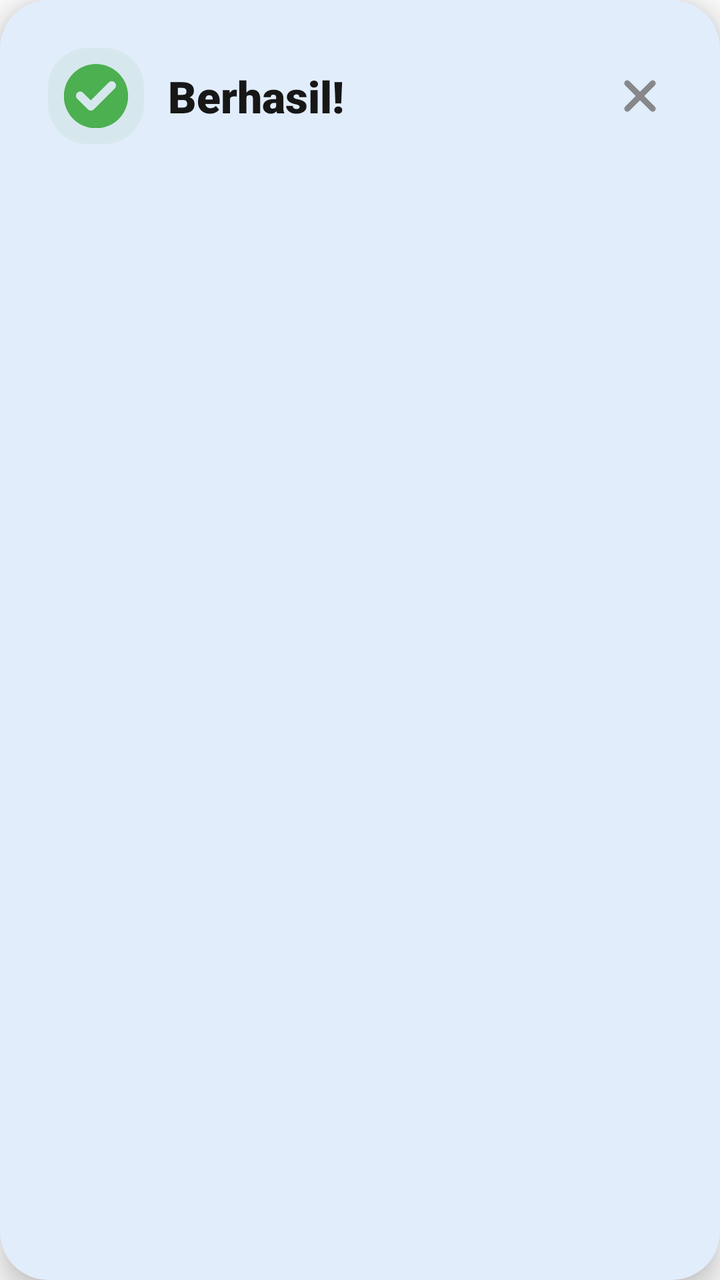
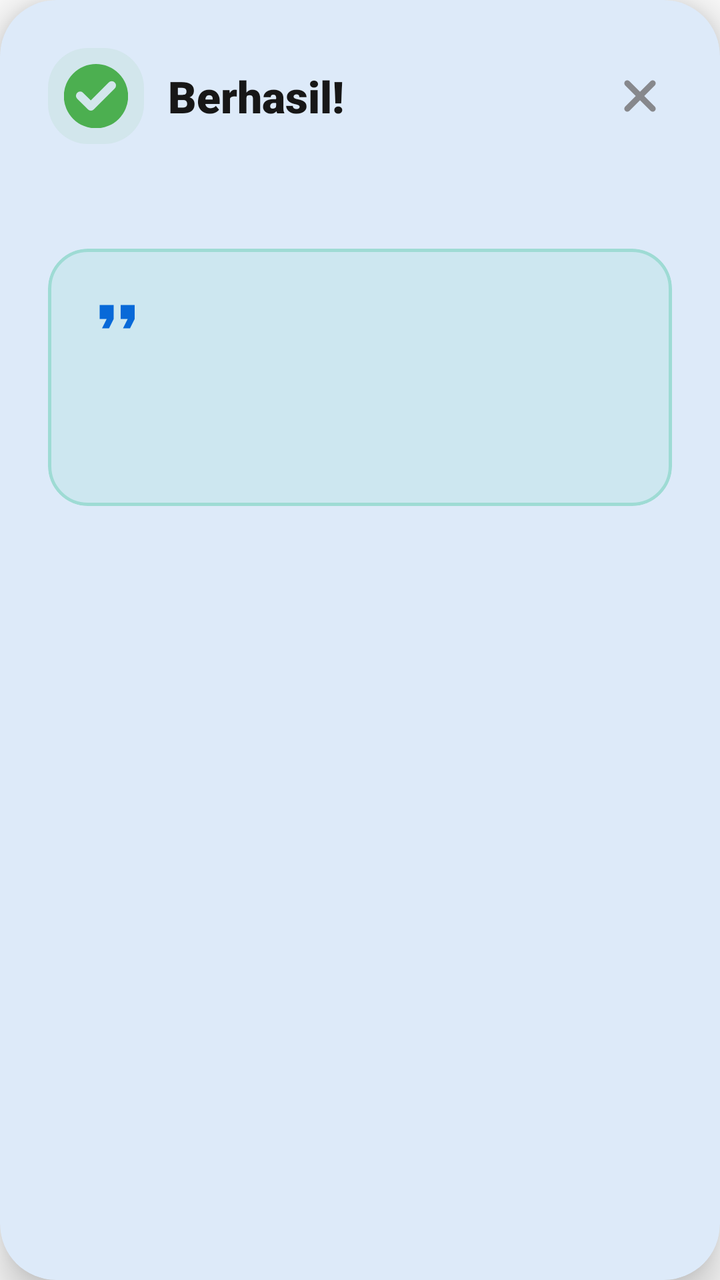

Compare the two renders of this Android layout. The source of the first and the diff that turns it into the second are given below.
<!-- AndroidManifest.xml: application theme Theme.AppPemko -->
<!-- res/layout/view_sukses.xml -->
<?xml version="1.0" encoding="utf-8"?>

<com.google.android.material.card.MaterialCardView xmlns:android="http://schemas.android.com/apk/res/android"
    xmlns:app="http://schemas.android.com/apk/res-auto"
    android:layout_width="match_parent"
    android:layout_height="wrap_content"
    android:layout_margin="20dp"
    app:cardBackgroundColor="@color/surface_main"
    app:cardCornerRadius="24dp"
    app:cardElevation="8dp"
    app:strokeWidth="0dp">

    <LinearLayout
        android:layout_width="match_parent"
        android:layout_height="wrap_content"
        android:orientation="vertical"
        android:padding="24dp">

        <RelativeLayout
            android:layout_width="match_parent"
            android:layout_height="wrap_content"
            android:layout_marginBottom="12dp">

            <ImageView
                android:id="@+id/emoticon"
                android:layout_width="48dp"
                android:layout_height="48dp"
                android:layout_centerVertical="true"
                android:layout_marginEnd="12dp"
                android:background="@drawable/backgoundovalabuabu"
                android:backgroundTint="#124CAF50"
                android:padding="8dp"
                app:srcCompat="@drawable/ic_sukses"
                app:tint="@color/hijau" />

            <TextView
                android:layout_width="wrap_content"
                android:layout_height="wrap_content"
                android:layout_centerVertical="true"
                android:layout_toEndOf="@+id/emoticon"
                android:text="Berhasil!"
                android:textColor="@color/text_primary"
                android:textSize="22sp"
                android:fontFamily="sans-serif-black" />

            <ImageView
                android:id="@+id/ivTutupDialogBerhasil"
                android:layout_width="32dp"
                android:layout_height="32dp"
                android:layout_alignParentEnd="true"
                android:layout_centerVertical="true"
                android:background="?attr/selectableItemBackgroundBorderless"
                android:clickable="true"
                android:focusable="true"
                android:padding="4dp"
                android:src="@drawable/one_close"
                app:tint="@color/text_hint" />
        </RelativeLayout>

        <TextView
            android:id="@+id/tvSukseKeterangan"
            android:layout_width="match_parent"
            android:layout_height="wrap_content"
            android:fontFamily="sans-serif-medium"
            android:textColor="@color/text_secondary"
            android:textSize="15sp"
            android:lineSpacingExtra="4dp" />

    </LinearLayout>
</com.google.android.material.card.MaterialCardView>
<!-- resources referenced by this layout -->
<resources>
  <color name="hijau">#4CAF50</color>
  <color name="surface_main">#FFFFFF</color>
  <color name="text_hint">#87888c</color>
  <color name="text_primary">#171717</color>
  <color name="text_secondary">#454545</color>
  <!-- drawable backgoundovalabuabu (drawable) -->
  <?xml version="1.0" encoding="utf-8"?>
  
  <shape xmlns:android="http://schemas.android.com/apk/res/android"
      android:tintMode="multiply"
      android:shape="rectangle"
      >
  
      <solid
          android:color="@color/background_layout"/>
      <corners
          android:radius="20dp"/>
  </shape>
  <!-- drawable ic_sukses (drawable) -->
  <vector xmlns:android="http://schemas.android.com/apk/res/android"
      android:width="35.81dp"
      android:height="35.81dp"
      android:viewportWidth="35.81"
      android:viewportHeight="35.81">
    <path
        android:pathData="M17.9,0a18,18 0,1 0,18 18A18,18 0,0 0,17.9 0ZM28.39,13.72l-10,10 -1.67,1.67a2.37,2.37 0,0 1,-3.35 0l-1.67,-1.67L7.42,19.53a2.37,2.37 0,1 1,3.35 -3.35l4.1,4.1a0.18,0.18 0,0 0,0.26 0L25,10.38a2.37,2.37 0,1 1,3.35 3.35Z"
        android:fillColor="#4caf50"/>
  </vector>
  <!-- drawable one_close (drawable) -->
  <vector xmlns:android="http://schemas.android.com/apk/res/android" android:height="30dp" android:viewportHeight="1024" android:viewportWidth="1024" android:width="30dp">
        
      <path android:fillColor="@color/font" android:pathData="M195.2,195.2a64,64 0,0 1,90.5 0L512,421.5 738.3,195.2a64,64 0,0 1,90.5 90.5L602.5,512 828.8,738.3a64,64 0,0 1,-90.5 90.5L512,602.5 285.7,828.8a64,64 0,0 1,-90.5 -90.5L421.5,512 195.2,285.7a64,64 0,0 1,0 -90.5z"/>
      
  </vector>
  <style name="Theme.AppPemko" parent="Base.Theme.AppPemko">
          <item name="android:textColor">@color/text_primary</item>
      </style>
  <color name="background_layout">#FFFFFF</color>
  <color name="font">#454545</color>
  <style name="Base.Theme.AppPemko" parent="Theme.Material3.DayNight.NoActionBar">
          <item name="colorPrimary">@color/primary_brand</item>
          <item name="colorOnPrimary">@color/on_primary_brand</item>
          <item name="colorSecondary">@color/brand_secondary</item>
          <item name="colorOnSecondary">@color/white</item>
          <item name="colorSurface">@color/surface_main</item>
          <item name="colorOnSurface">@color/text_primary</item>
          <item name="colorSurfaceVariant">@color/surface_variant</item>
          <item name="colorOnSurfaceVariant">@color/text_secondary</item>
          <item name="android:statusBarColor">@color/primary_brand</item>
          <item name="android:windowBackground">@color/background_main</item>
          <item name="android:fontFamily">sans-serif</item>
          <item name="android:windowAnimationStyle">@style/Animation.App.Activity</item>
      </style>
  <color name="primary_brand">#0869D8</color>
  <color name="on_primary_brand">#FFFFFF</color>
  <color name="brand_secondary">#E91E63</color>
  <color name="white">#FFFFFF</color>
  <color name="surface_variant">#F4F4F4</color>
  <color name="background_main">#FBFBFB</color>
  <style name="Animation.App.Activity" parent="@android:style/Animation.Activity">
          <item name="android:activityOpenEnterAnimation">@anim/slide_in_right</item>
          <item name="android:activityOpenExitAnimation">@anim/slide_out_left</item>
          <item name="android:activityCloseEnterAnimation">@anim/slide_in_left</item>
          <item name="android:activityCloseExitAnimation">@anim/slide_out_right</item>
      </style>
</resources>

<!-- the commit's change to res/layout/view_sukses.xml (unified diff, before → after) -->
@@ -6,8 +6,8 @@
     android:layout_height="wrap_content"
     android:layout_margin="20dp"
     app:cardBackgroundColor="@color/surface_main"
-    app:cardCornerRadius="24dp"
-    app:cardElevation="8dp"
+    app:cardCornerRadius="28dp"
+    app:cardElevation="12dp"
     app:strokeWidth="0dp">
 
     <LinearLayout
@@ -31,7 +31,8 @@
                 android:backgroundTint="#124CAF50"
                 android:padding="8dp"
                 app:srcCompat="@drawable/ic_sukses"
-                app:tint="@color/hijau" />
+                app:tint="@color/hijau"
+                android:contentDescription="Ikon Berhasil" />
 
             <TextView
                 android:layout_width="wrap_content"
@@ -54,7 +55,8 @@
                 android:focusable="true"
                 android:padding="4dp"
                 android:src="@drawable/one_close"
-                app:tint="@color/text_hint" />
+                app:tint="@color/text_hint"
+                android:contentDescription="Tutup" />
         </RelativeLayout>
 
         <TextView
@@ -66,5 +68,55 @@
             android:textSize="15sp"
             android:lineSpacingExtra="4dp" />
 
+        
+        <com.google.android.material.card.MaterialCardView
+            android:id="@+id/cvQuoteContainer"
+            android:layout_width="match_parent"
+            android:layout_height="wrap_content"
+            android:layout_marginTop="20dp"
+            app:cardBackgroundColor="#1410B981"
+            app:cardCornerRadius="20dp"
+            app:strokeColor="#4010B981"
+            app:strokeWidth="1.5dp"
+            app:cardElevation="0dp">
+
+            <LinearLayout
+                android:layout_width="match_parent"
+                android:layout_height="wrap_content"
+                android:orientation="vertical"
+                android:padding="20dp">
+
+                
+                <ImageView
+                    android:layout_width="28dp"
+                    android:layout_height="28dp"
+                    android:layout_marginBottom="8dp"
+                    android:src="@drawable/ic_quote_mark"
+                    app:tint="@color/primary_brand"
+                    android:contentDescription="Ikon Quotes" />
+
+                
+                <TextView
+                    android:id="@+id/tvQuoteContent"
+                    android:layout_width="match_parent"
+                    android:layout_height="wrap_content"
+                    android:fontFamily="sans-serif-medium"
+                    android:lineSpacingExtra="5dp"
+                    android:textColor="@color/text_primary"
+                    android:textSize="16sp" />
+
+                
+                <TextView
+                    android:id="@+id/tvQuoteAuthor"
+                    android:layout_width="wrap_content"
+                    android:layout_height="wrap_content"
+                    android:layout_gravity="end"
+                    android:layout_marginTop="12dp"
+                    android:fontFamily="sans-serif-black"
+                    android:textColor="@color/primary_brand"
+                    android:textSize="14sp" />
+            </LinearLayout>
+        </com.google.android.material.card.MaterialCardView>
+
     </LinearLayout>
 </com.google.android.material.card.MaterialCardView>
<!-- resource entries referenced after the edit -->
@@ -18,6 +18,17 @@
       <corners
           android:radius="20dp"/>
   </shape>
+  <!-- drawable ic_quote_mark (drawable) -->
+  <?xml version="1.0" encoding="utf-8"?>
+  <vector xmlns:android="http://schemas.android.com/apk/res/android"
+      android:width="28dp"
+      android:height="28dp"
+      android:viewportWidth="24"
+      android:viewportHeight="24">
+      <path
+          android:fillColor="#FFFFFFFF"
+          android:pathData="M6,17h3l2,-4V7H5v6h3l-2,4zM15,17h3l2,-4V7h-6v6h3l-2,4z" />
+  </vector>
   <!-- drawable ic_sukses (drawable) -->
   <vector xmlns:android="http://schemas.android.com/apk/res/android"
       android:width="35.81dp"
